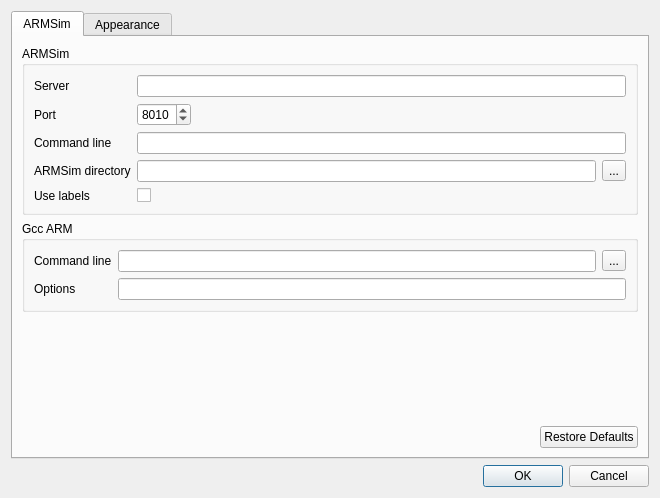
Above: src/qtarmsim/ui/preferences.ui from barrachi/qtarmsim before the change. Below: the same form after it.
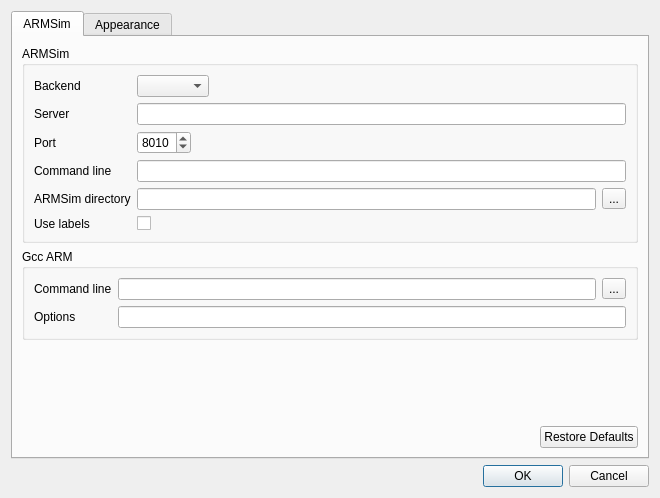
That is the form after the change.

Commit message: Add in-process ARMSim module backend and reorganise simulator packages

Diff of the .ui file:
```diff
--- a/src/qtarmsim/ui/preferences.ui
+++ b/src/qtarmsim/ui/preferences.ui
@@ -38,6 +38,16 @@
             <property name="fieldGrowthPolicy">
              <enum>QFormLayout::ExpandingFieldsGrow</enum>
             </property>
+            <item row="0" column="0">
+             <widget class="QLabel" name="labelARMSimBackend">
+              <property name="text">
+               <string>Backend</string>
+              </property>
+             </widget>
+            </item>
+            <item row="0" column="1">
+             <widget class="QComboBox" name="comboBoxARMSimBackend"/>
+            </item>
             <item row="4" column="0">
              <widget class="QLabel" name="labelARMSimCommand">
               <property name="text">
```
Left out of the diff: 1 changed line with no effect on the pictures. The commit also changes 43 other files.
